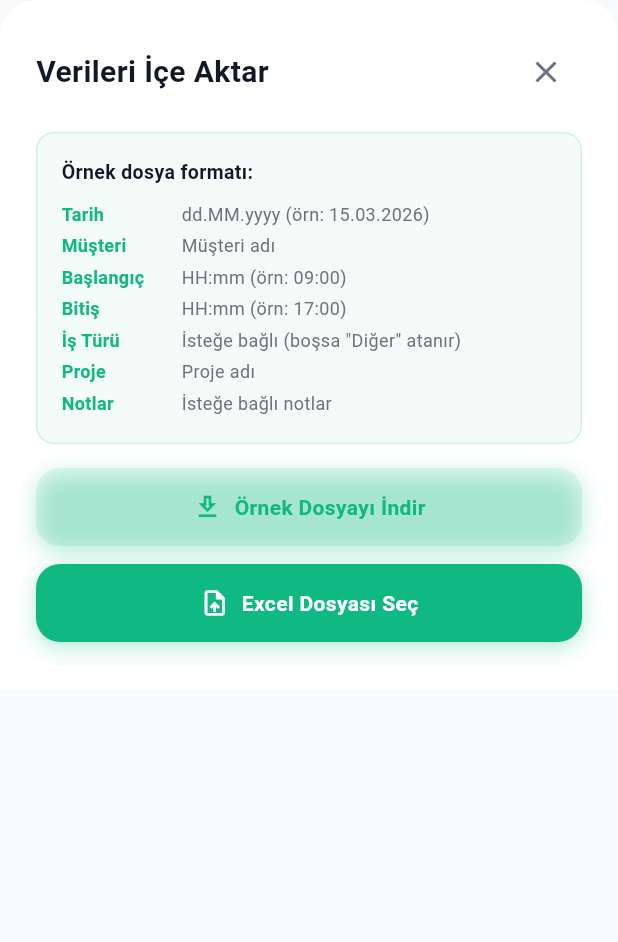
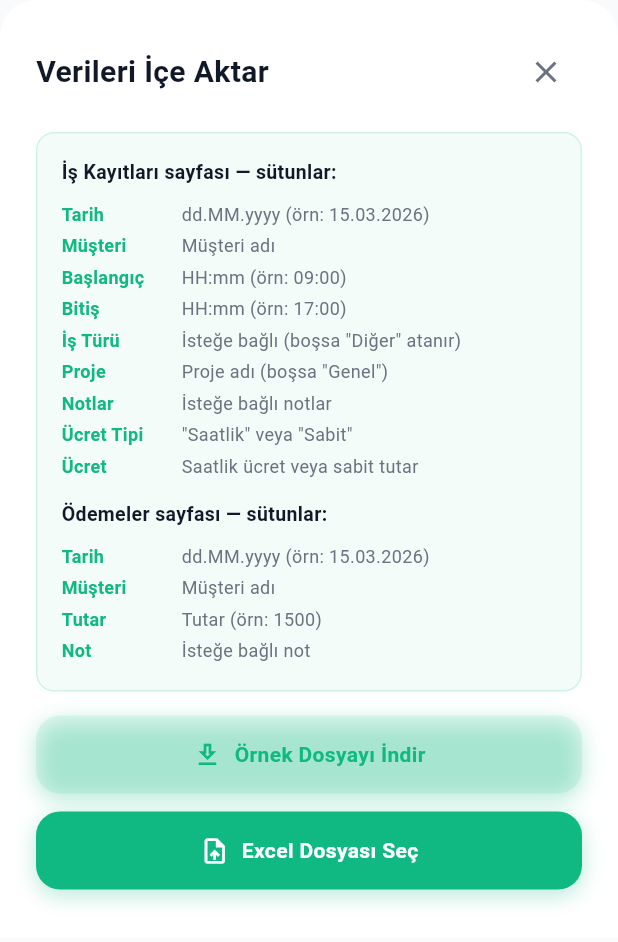
Before and after one commit to Muhammed2101812/worktrack, a Flutter app: the _ImportSheet widget shown alone on an empty page, opened directly, on a phone screen of 412 x 824 dp. Shown: the top 942 px of the screen. Run offline on Flutter 3.47's test engine with Material 3 defaults, Android fonts, the phone set to English and light mode, and no system bars; our stand-ins replace connectivity_plus, file_picker, fl_chart, flutter_dotenv, flutter_inset_shadow, flutter_riverpod and 12 more; missing offline and left inert: excel; accounts and stored records are empty; network calls fail.

Commit message:
fix: PDF Turkish characters + sample Excel payments sheet + format info
PDF:
- Embed Roboto Regular + Bold TTFs (assets/fonts/) so Turkish characters
  (ç ğ ı ö ş ü Ğ İ Ş) render correctly. The pdf package's default Type1
  font lacks these glyphs.
- Load fonts via rootBundle and apply via ThemeData.withFont.

Sample Excel:
- Add a second sample row (fixed-price entry) so users see both billing types.
- Add a 'Ödemeler' (Payments) sheet with header + sample row so users know
  the payment import format.

Import sheet format info:
- Split into two sections: 'İş Kayıtları sayfası' (9 columns documented)
  and 'Ödemeler sayfası' (4 columns: Tarih, Müşteri, Tutar, Not).

Tests updated for new sample row count; 111 pass; APK build verified.

```diff
--- a/lib/screens/settings/settings_screen.dart
+++ b/lib/screens/settings/settings_screen.dart
@@ -1357,7 +1357,7 @@ class _ImportSheetState extends ConsumerState<_ImportSheet> {
               crossAxisAlignment: CrossAxisAlignment.start,
               children: [
                 Text(
-                  'Örnek dosya formatı:',
+                  'İş Kayıtları sayfası — sütunlar:',
                   style: TextStyle(
                     fontWeight: FontWeight.bold,
                     color: c.textMain,
@@ -1370,8 +1370,24 @@ class _ImportSheetState extends ConsumerState<_ImportSheet> {
                 _formatRow(context, 'Başlangıç', 'HH:mm (örn: 09:00)'),
                 _formatRow(context, 'Bitiş', 'HH:mm (örn: 17:00)'),
                 _formatRow(context, 'İş Türü', 'İsteğe bağlı (boşsa "Diğer" atanır)'),
-                _formatRow(context, 'Proje', 'Proje adı'),
+                _formatRow(context, 'Proje', 'Proje adı (boşsa "Genel")'),
                 _formatRow(context, 'Notlar', 'İsteğe bağlı notlar'),
+                _formatRow(context, 'Ücret Tipi', '"Saatlik" veya "Sabit"'),
+                _formatRow(context, 'Ücret', 'Saatlik ücret veya sabit tutar'),
+                const SizedBox(height: 12),
+                Text(
+                  'Ödemeler sayfası — sütunlar:',
+                  style: TextStyle(
+                    fontWeight: FontWeight.bold,
+                    color: c.textMain,
+                    fontSize: 13,
+                  ),
+                ),
+                const SizedBox(height: 8),
+                _formatRow(context, 'Tarih', 'dd.MM.yyyy (örn: 15.03.2026)'),
+                _formatRow(context, 'Müşteri', 'Müşteri adı'),
+                _formatRow(context, 'Tutar', 'Tutar (örn: 1500)'),
+                _formatRow(context, 'Not', 'İsteğe bağlı not'),
               ],
             ),
           ),
--- a/lib/services/export_service.dart
+++ b/lib/services/export_service.dart
@@ -64,7 +64,7 @@ class ExportService {
     sheet.appendRow(headers.map((h) => TextCellValue(h)).toList());
 
     if (isSample) {
-      // Add one sample row
+      // Add sample rows for the work-entries sheet.
       sheet.appendRow([
         TextCellValue('15.03.2026'),
         TextCellValue('Örnek Müşteri'),
@@ -75,6 +75,32 @@ class ExportService {
         TextCellValue('Örnek not'),
         TextCellValue('Saatlik'),
         TextCellValue('150'),
+      ]);
+      sheet.appendRow([
+        TextCellValue('20.03.2026'),
+        TextCellValue('Örnek Müşteri'),
+        TextCellValue('10:00'),
+        TextCellValue('14:00'),
+        TextCellValue('Yazılım'),
+        TextCellValue('Web Sitesi'),
+        TextCellValue('Sabit ücretli iş'),
+        TextCellValue('Sabit'),
+        TextCellValue('5000'),
+      ]);
+
+      // Second sheet: sample payments (so users know the payment format too).
+      final paymentsSheet = excel['Ödemeler'];
+      paymentsSheet.appendRow([
+        TextCellValue('Tarih'),
+        TextCellValue('Müşteri'),
+        TextCellValue('Tutar'),
+        TextCellValue('Not'),
+      ]);
+      paymentsSheet.appendRow([
+        TextCellValue('16.03.2026'),
+        TextCellValue('Örnek Müşteri'),
+        TextCellValue('1500'),
+        TextCellValue('Peşinat'),
       ]);
     } else {
       final clientMap = {for (final client in clients) client.id: client};
--- a/pubspec.yaml
+++ b/pubspec.yaml
@@ -73,4 +73,5 @@ flutter:
 
   assets:
     - assets/images/
+    - assets/fonts/
     - .env
```
Also changed, not shown: lib/services/pdf_export_service.dart (+11 -1 lines), assets/fonts/Roboto-Bold.ttf (added), assets/fonts/Roboto-Regular.ttf (added), 1 other file.
